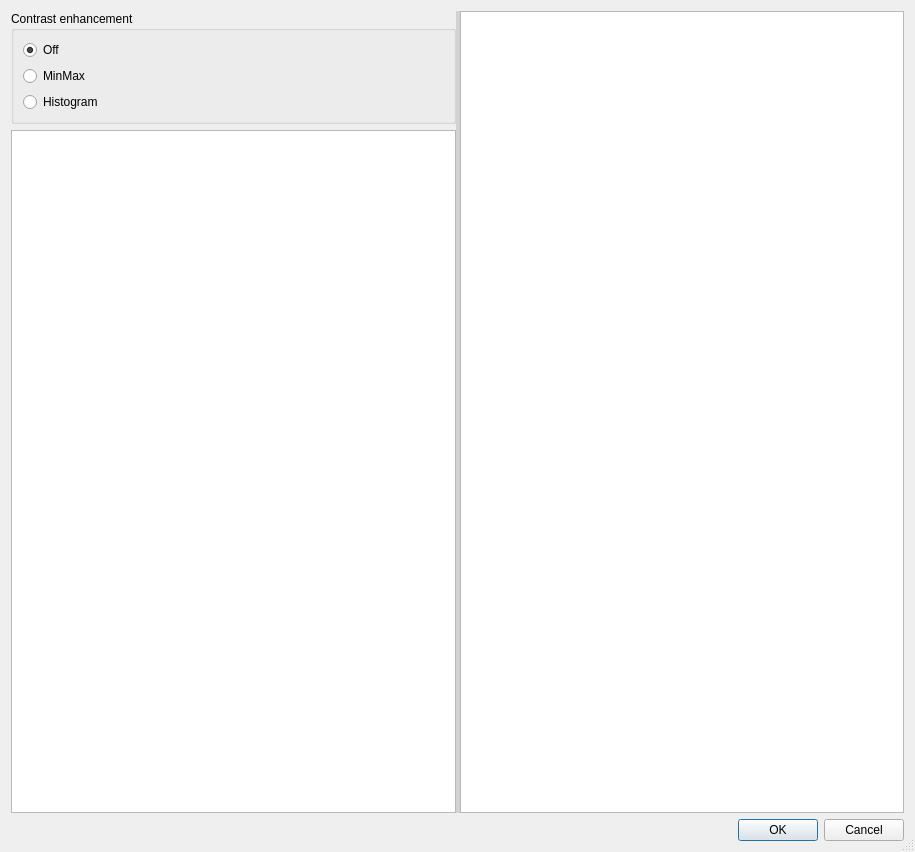
The window that image_selection/preview_window_base.ui (TUW-GEO/ReconOri) describes before a commit, drawn with Qt 5.
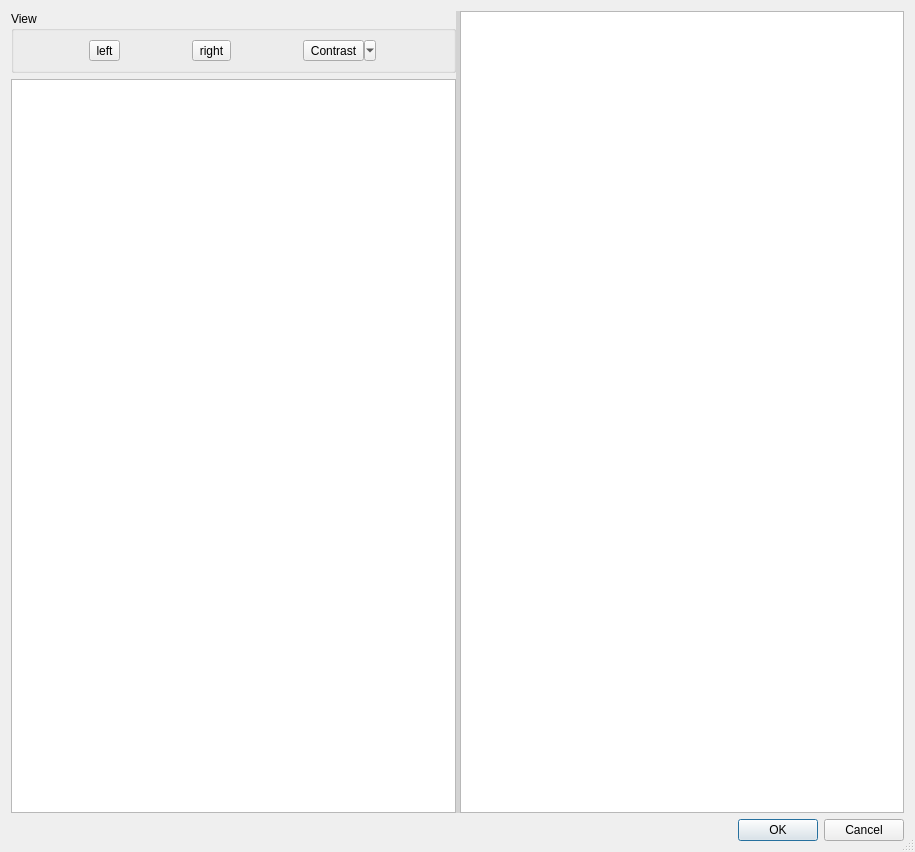
The same window after the commit. Icons and pictures are not drawn. Custom widgets are drawn as their Qt base class.

Commit message: Protect Qt slots from escaping JavaScript exceptions. Proper rules for z-stacking of graphics items. In the window for preview selection, support rotating the preview images by multiples of 90°. Simplified a few signal/slot connections.

The edit to the form file:
```diff
--- a/image_selection/preview_window_base.ui
+++ b/image_selection/preview_window_base.ui
@@ -36,51 +36,54 @@
        <item>
         <widget class="QGroupBox" name="groupBox">
          <property name="title">
-          <string>Contrast enhancement</string>
+          <string>View</string>
          </property>
-         <layout class="QVBoxLayout" name="verticalLayout">
+         <layout class="QHBoxLayout" name="horizontalLayout">
           <item>
-           <widget class="QRadioButton" name="off">
+           <widget class="QToolButton" name="rotateLeft">
             <property name="toolTip">
              <string>No enhancement.</string>
             </property>
             <property name="text">
-             <string>Off</string>
+             <string>left</string>
             </property>
             <property name="icon">
              <iconset resource="resources.qrc">
               <normaloff>:/plugins/image_selection/light-bulb-off</normaloff>:/plugins/image_selection/light-bulb-off</iconset>
             </property>
-            <property name="checked">
+           </widget>
+          </item>
+          <item>
+           <widget class="QToolButton" name="rotateRight">
+            <property name="toolTip">
+             <string>Rotate images clockwise by 90°</string>
+            </property>
+            <property name="text">
+             <string>right</string>
+            </property>
+            <property name="icon">
+             <iconset resource="resources.qrc">
+              <normaloff>:/plugins/image_selection/rotateRight</normaloff>:/plugins/image_selection/rotateRight</iconset>
+            </property>
+           </widget>
+          </item>
+          <item>
+           <widget class="QToolButton" name="contrastEnhancement">
+            <property name="toolTip">
+             <string>Enhance the contrast.</string>
+            </property>
+            <property name="text">
+             <string>Contrast</string>
+            </property>
+            <property name="icon">
+             <iconset resource="resources.qrc">
+              <normaloff>:/plugins/image_selection/contrast-stretch</normaloff>:/plugins/image_selection/contrast-stretch</iconset>
+            </property>
+            <property name="checkable">
              <bool>true</bool>
             </property>
-           </widget>
-          </item>
-          <item>
-           <widget class="QRadioButton" name="minMax">
-            <property name="toolTip">
-             <string>Stretch (almost) minimum and maximum values linearly to maximum range.</string>
-            </property>
-            <property name="text">
-             <string>MinMax</string>
-            </property>
-            <property name="icon">
-             <iconset resource="resources.qrc">
-              <normaloff>:/plugins/image_selection/arrow-resize-090</normaloff>:/plugins/image_selection/arrow-resize-090</iconset>
-            </property>
-           </widget>
-          </item>
-          <item>
-           <widget class="QRadioButton" name="histogram">
-            <property name="toolTip">
-             <string>Histogram equalization.</string>
-            </property>
-            <property name="text">
-             <string>Histogram</string>
-            </property>
-            <property name="icon">
-             <iconset resource="resources.qrc">
-              <normaloff>:/plugins/image_selection/chart</normaloff>:/plugins/image_selection/chart</iconset>
+            <property name="popupMode">
+             <enum>QToolButton::MenuButtonPopup</enum>
             </property>
            </widget>
           </item>
```
Left out of the diff: 8 changed lines with no effect on the pictures. The commit also changes 14 other files.
